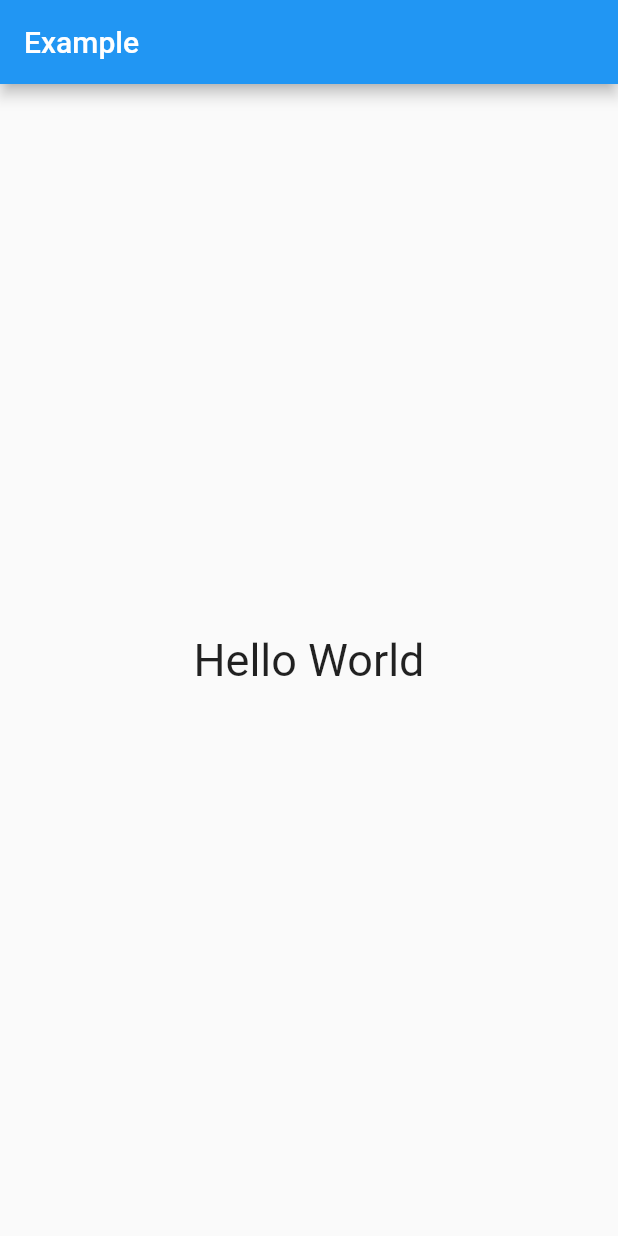
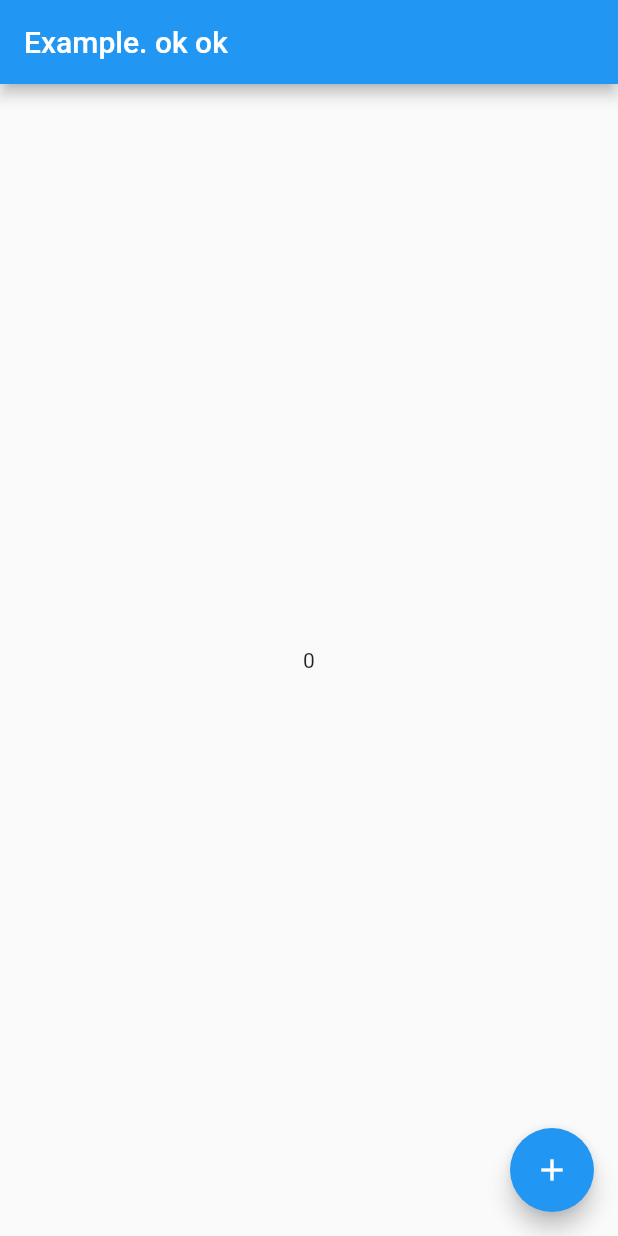
Before and after one commit to CharithBhat/Todo-Ap-p-with-riverPod, a Flutter app: the screen it shows after launch, on a phone screen of 412 x 824 dp. Run offline on Flutter 3.47's test engine with Material 2 defaults, Android fonts, the phone set to English and light mode, and no system bars; our stand-ins replace flutter_riverpod.

Commit message:
counter app

```diff
--- a/lib/main.dart
+++ b/lib/main.dart
@@ -1,7 +1,7 @@
 import 'package:flutter/material.dart';
 import 'package:flutter_riverpod/flutter_riverpod.dart';
 
-final helloWorldProvider = Provider((_) => 'Hello World');
+final counterProvider = StateProvider((ref) => 0);
 
 void main() {
   runApp(
@@ -14,16 +14,17 @@ void main() {
 class MyApp extends ConsumerWidget {
   @override
   Widget build(BuildContext context, ScopedReader watch) {
-    final String value = watch(helloWorldProvider);
-
     return MaterialApp(
       home: Scaffold(
-        appBar: AppBar(title: Text('Example')),
-        body: Center(
-          child: Text(
-            value,
-            style: TextStyle(fontSize: 30),
-          ),
+        appBar: AppBar(title: Text('Example. ok ok')),
+        body: Center(child: Consumer(builder: (context, watch, _) {
+          final count = watch(counterProvider).state;
+          return Text('$count');
+        })),
+        floatingActionButton: FloatingActionButton(
+          // The read method is an utility to read a provider without listening to it
+          onPressed: () => context.read(counterProvider).state++,
+          child: const Icon(Icons.add),
         ),
       ),
     );
```
